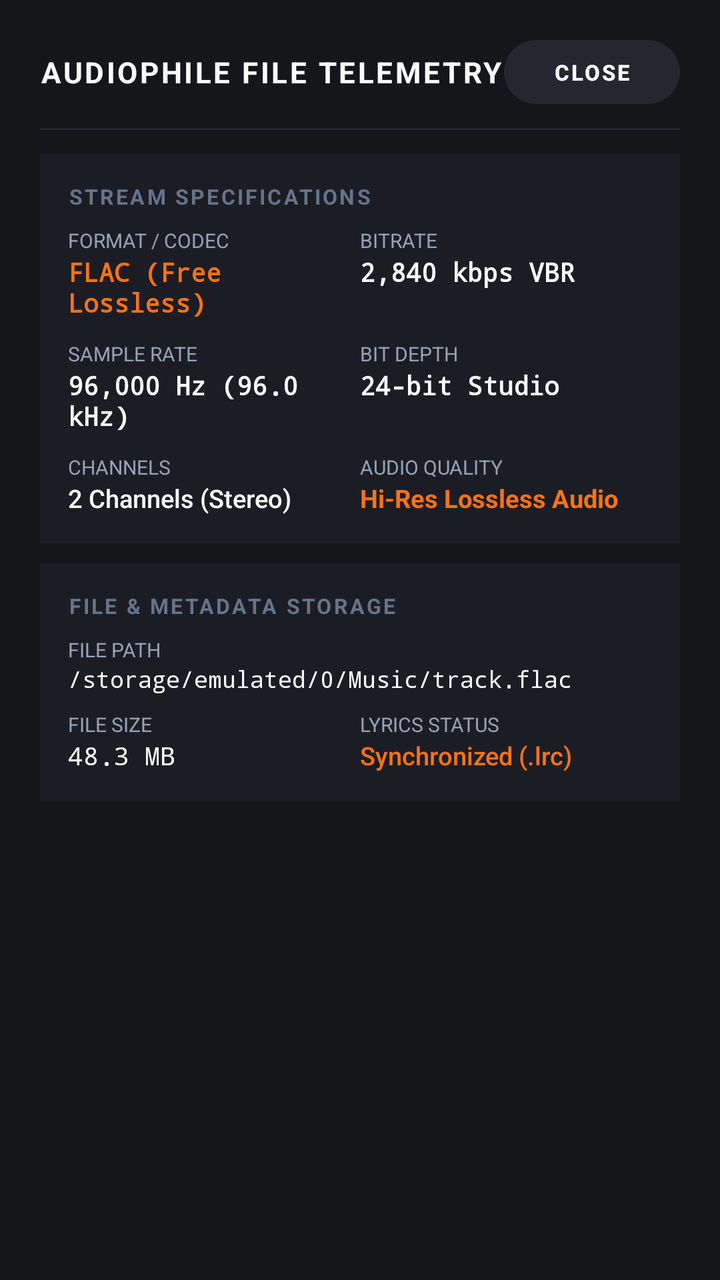
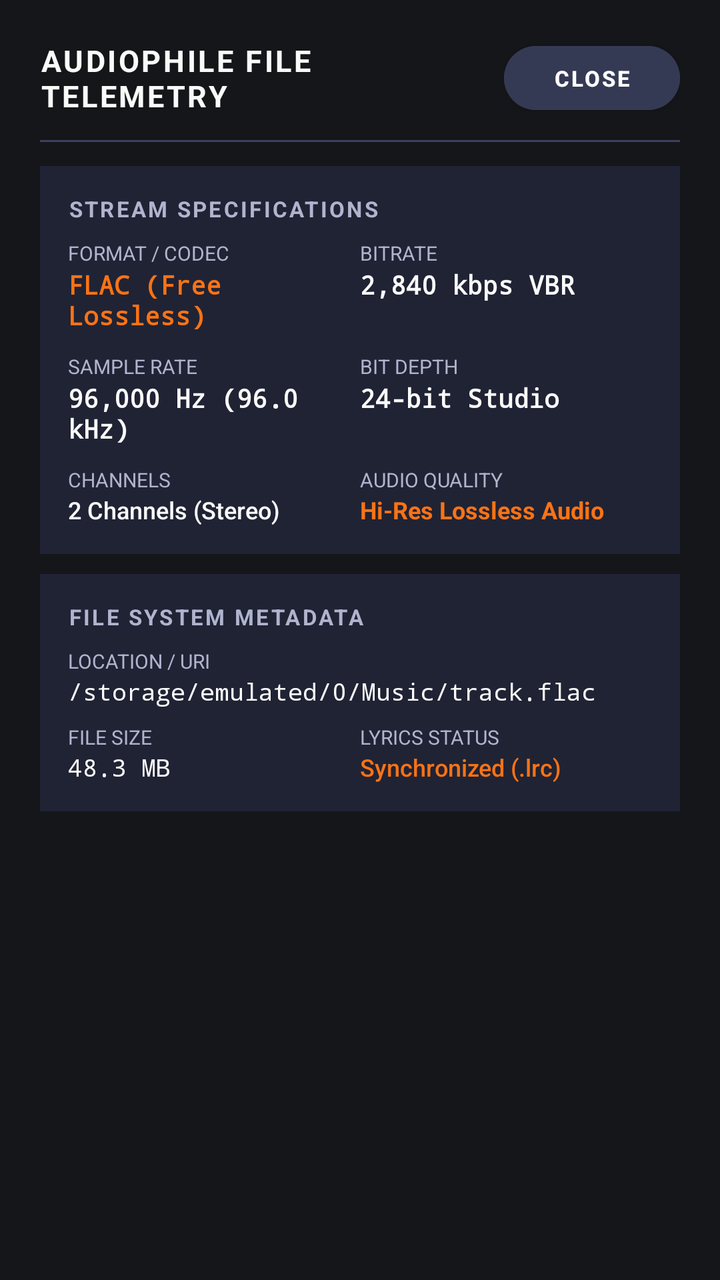

Compare the two renders of this Android layout. The source of the first and the diff that turns it into the second are given below.
<!-- AndroidManifest.xml: application theme Theme.Spindle -->
<!-- res/layout/dialog_file_specs.xml -->
<?xml version="1.0" encoding="utf-8"?>
<LinearLayout
    xmlns:android="http://schemas.android.com/apk/res/android"
    xmlns:app="http://schemas.android.com/apk/res-auto"
    android:layout_width="match_parent"
    android:layout_height="wrap_content"
    android:orientation="vertical"
    android:background="#15161A"
    android:padding="20dp">

    
    <LinearLayout
        android:layout_width="match_parent"
        android:layout_height="wrap_content"
        android:orientation="horizontal"
        android:gravity="center_vertical">

        <TextView
            android:layout_width="0dp"
            android:layout_height="wrap_content"
            android:layout_weight="1"
            android:text="AUDIOPHILE FILE TELEMETRY"
            android:textColor="@color/text_primary"
            android:textSize="14.5sp"
            android:textStyle="bold"
            android:letterSpacing="0.08" />

        <Button
            android:id="@+id/btnCloseSpecs"
            android:layout_width="wrap_content"
            android:layout_height="32dp"
            android:text="CLOSE"
            android:textSize="11sp"
            android:textStyle="bold"
            android:textColor="@color/white"
            android:backgroundTint="#242630"
            android:paddingHorizontal="14dp"
            android:insetTop="0dp"
            android:insetBottom="0dp"
            app:cornerRadius="16dp" />
    </LinearLayout>

    <View
        android:layout_width="match_parent"
        android:layout_height="1dp"
        android:background="#24262E"
        android:layout_marginVertical="12dp" />

    
    <LinearLayout
        android:layout_width="match_parent"
        android:layout_height="wrap_content"
        android:orientation="vertical"
        android:background="#1C1D24"
        android:padding="14dp">

        <TextView
            android:layout_width="wrap_content"
            android:layout_height="wrap_content"
            android:text="STREAM SPECIFICATIONS"
            android:textColor="#64748B"
            android:textSize="10.5sp"
            android:textStyle="bold"
            android:letterSpacing="0.1" />

        <LinearLayout
            android:layout_width="match_parent"
            android:layout_height="wrap_content"
            android:orientation="horizontal"
            android:layout_marginTop="8dp">

            <LinearLayout
                android:layout_width="0dp"
                android:layout_height="wrap_content"
                android:layout_weight="1"
                android:orientation="vertical">

                <TextView
                    android:layout_width="wrap_content"
                    android:layout_height="wrap_content"
                    android:text="FORMAT / CODEC"
                    android:textColor="#94A3B8"
                    android:textSize="10sp" />

                <TextView
                    android:id="@+id/tvSpecFormat"
                    android:layout_width="wrap_content"
                    android:layout_height="wrap_content"
                    android:text="FLAC (Free Lossless)"
                    android:textColor="@color/vfd_emerald"
                    android:textSize="13sp"
                    android:textStyle="bold"
                    android:fontFamily="monospace" />
            </LinearLayout>

            <LinearLayout
                android:layout_width="0dp"
                android:layout_height="wrap_content"
                android:layout_weight="1"
                android:orientation="vertical">

                <TextView
                    android:layout_width="wrap_content"
                    android:layout_height="wrap_content"
                    android:text="BITRATE"
                    android:textColor="#94A3B8"
                    android:textSize="10sp" />

                <TextView
                    android:id="@+id/tvSpecBitrate"
                    android:layout_width="wrap_content"
                    android:layout_height="wrap_content"
                    android:text="2,840 kbps VBR"
                    android:textColor="@color/text_primary"
                    android:textSize="13sp"
                    android:textStyle="bold"
                    android:fontFamily="monospace" />
            </LinearLayout>
        </LinearLayout>

        <LinearLayout
            android:layout_width="match_parent"
            android:layout_height="wrap_content"
            android:orientation="horizontal"
            android:layout_marginTop="10dp">

            <LinearLayout
                android:layout_width="0dp"
                android:layout_height="wrap_content"
                android:layout_weight="1"
                android:orientation="vertical">

                <TextView
                    android:layout_width="wrap_content"
                    android:layout_height="wrap_content"
                    android:text="SAMPLE RATE"
                    android:textColor="#94A3B8"
                    android:textSize="10sp" />

                <TextView
                    android:id="@+id/tvSpecSampleRate"
                    android:layout_width="wrap_content"
                    android:layout_height="wrap_content"
                    android:text="96,000 Hz (96.0 kHz)"
                    android:textColor="@color/text_primary"
                    android:textSize="13sp"
                    android:textStyle="bold"
                    android:fontFamily="monospace" />
            </LinearLayout>

            <LinearLayout
                android:layout_width="0dp"
                android:layout_height="wrap_content"
                android:layout_weight="1"
                android:orientation="vertical">

                <TextView
                    android:layout_width="wrap_content"
                    android:layout_height="wrap_content"
                    android:text="BIT DEPTH"
                    android:textColor="#94A3B8"
                    android:textSize="10sp" />

                <TextView
                    android:id="@+id/tvSpecBitDepth"
                    android:layout_width="wrap_content"
                    android:layout_height="wrap_content"
                    android:text="24-bit Studio"
                    android:textColor="@color/text_primary"
                    android:textSize="13sp"
                    android:textStyle="bold"
                    android:fontFamily="monospace" />
            </LinearLayout>
        </LinearLayout>

        <LinearLayout
            android:layout_width="match_parent"
            android:layout_height="wrap_content"
            android:orientation="horizontal"
            android:layout_marginTop="10dp">

            <LinearLayout
                android:layout_width="0dp"
                android:layout_height="wrap_content"
                android:layout_weight="1"
                android:orientation="vertical">

                <TextView
                    android:layout_width="wrap_content"
                    android:layout_height="wrap_content"
                    android:text="CHANNELS"
                    android:textColor="#94A3B8"
                    android:textSize="10sp" />

                <TextView
                    android:id="@+id/tvSpecChannels"
                    android:layout_width="wrap_content"
                    android:layout_height="wrap_content"
                    android:text="2 Channels (Stereo)"
                    android:textColor="@color/text_primary"
                    android:textSize="12.5sp"
                    android:fontFamily="sans-serif-medium" />
            </LinearLayout>

            <LinearLayout
                android:layout_width="0dp"
                android:layout_height="wrap_content"
                android:layout_weight="1"
                android:orientation="vertical">

                <TextView
                    android:layout_width="wrap_content"
                    android:layout_height="wrap_content"
                    android:text="AUDIO QUALITY"
                    android:textColor="#94A3B8"
                    android:textSize="10sp" />

                <TextView
                    android:id="@+id/tvSpecQuality"
                    android:layout_width="wrap_content"
                    android:layout_height="wrap_content"
                    android:text="Hi-Res Lossless Audio"
                    android:textColor="@color/vfd_emerald"
                    android:textSize="12.5sp"
                    android:textStyle="bold" />
            </LinearLayout>
        </LinearLayout>
    </LinearLayout>

    
    <LinearLayout
        android:layout_width="match_parent"
        android:layout_height="wrap_content"
        android:orientation="vertical"
        android:background="#1C1D24"
        android:padding="14dp"
        android:layout_marginTop="10dp">

        <TextView
            android:layout_width="wrap_content"
            android:layout_height="wrap_content"
            android:text="FILE &amp; METADATA STORAGE"
            android:textColor="#64748B"
            android:textSize="10.5sp"
            android:textStyle="bold"
            android:letterSpacing="0.1" />

        <TextView
            android:layout_width="wrap_content"
            android:layout_height="wrap_content"
            android:text="FILE PATH"
            android:textColor="#94A3B8"
            android:textSize="10sp"
            android:layout_marginTop="8dp" />

        <TextView
            android:id="@+id/tvSpecPath"
            android:layout_width="match_parent"
            android:layout_height="wrap_content"
            android:text="/storage/emulated/0/Music/track.flac"
            android:textColor="@color/text_primary"
            android:textSize="11.5sp"
            android:fontFamily="monospace"
            android:ellipsize="middle"
            android:singleLine="true" />

        <LinearLayout
            android:layout_width="match_parent"
            android:layout_height="wrap_content"
            android:orientation="horizontal"
            android:layout_marginTop="8dp">

            <LinearLayout
                android:layout_width="0dp"
                android:layout_height="wrap_content"
                android:layout_weight="1"
                android:orientation="vertical">

                <TextView
                    android:layout_width="wrap_content"
                    android:layout_height="wrap_content"
                    android:text="FILE SIZE"
                    android:textColor="#94A3B8"
                    android:textSize="10sp" />

                <TextView
                    android:id="@+id/tvSpecSize"
                    android:layout_width="wrap_content"
                    android:layout_height="wrap_content"
                    android:text="48.3 MB"
                    android:textColor="@color/text_primary"
                    android:textSize="12.5sp"
                    android:fontFamily="monospace" />
            </LinearLayout>

            <LinearLayout
                android:layout_width="0dp"
                android:layout_height="wrap_content"
                android:layout_weight="1"
                android:orientation="vertical">

                <TextView
                    android:layout_width="wrap_content"
                    android:layout_height="wrap_content"
                    android:text="LYRICS STATUS"
                    android:textColor="#94A3B8"
                    android:textSize="10sp" />

                <TextView
                    android:id="@+id/tvSpecLyrics"
                    android:layout_width="wrap_content"
                    android:layout_height="wrap_content"
                    android:text="Synchronized (.lrc)"
                    android:textColor="@color/vfd_emerald"
                    android:textSize="12.5sp"
                    android:fontFamily="sans-serif-medium" />
            </LinearLayout>
        </LinearLayout>
    </LinearLayout>

</LinearLayout>
<!-- resources referenced by this layout -->
<resources>
  <color name="text_primary">#FAFAF9</color>
  <color name="vfd_emerald">#F97316</color>
  <color name="white">#FFFFFFFF</color>
  <style name="Theme.Spindle" parent="Theme.MaterialComponents.DayNight.NoActionBar">
          <item name="colorPrimary">@color/wm2_red</item>
          <item name="colorPrimaryVariant">@color/wm2_red_dark</item>
          <item name="colorOnPrimary">@color/white</item>
          <item name="colorSecondary">@color/wm2_silver_dial</item>
          <item name="colorSecondaryVariant">@color/wm2_bezel_black</item>
          <item name="colorOnSecondary">@color/black</item>
          <item name="android:statusBarColor">@color/surface_dark</item>
          <item name="android:navigationBarColor">@color/surface_dark</item>
          <item name="android:windowBackground">@color/surface_dark</item>
      </style>
  <color name="wm2_red">#F97316</color>
  <color name="wm2_red_dark">#EA580C</color>
  <color name="wm2_silver_dial">#FAFAF9</color>
  <color name="wm2_bezel_black">#2A2E45</color>
  <color name="black">#FF000000</color>
  <color name="surface_dark">#2A2E45</color>
</resources>

<!-- the commit's change to res/layout/dialog_file_specs.xml (unified diff, before → after) -->
@@ -5,7 +5,7 @@
     android:layout_width="match_parent"
     android:layout_height="wrap_content"
     android:orientation="vertical"
-    android:background="#15161A"
+    android:background="@color/surface_container"
     android:padding="20dp">
 
     
@@ -19,9 +19,9 @@
             android:layout_width="0dp"
             android:layout_height="wrap_content"
             android:layout_weight="1"
-            android:text="AUDIOPHILE FILE TELEMETRY"
+            android:text="@string/specs_title"
             android:textColor="@color/text_primary"
-            android:textSize="14.5sp"
+            android:textSize="15sp"
             android:textStyle="bold"
             android:letterSpacing="0.08" />
 
@@ -29,11 +29,11 @@
             android:id="@+id/btnCloseSpecs"
             android:layout_width="wrap_content"
             android:layout_height="32dp"
-            android:text="CLOSE"
+            android:text="@string/action_close"
             android:textSize="11sp"
             android:textStyle="bold"
             android:textColor="@color/white"
-            android:backgroundTint="#242630"
+            android:backgroundTint="@color/surface_elevated"
             android:paddingHorizontal="14dp"
             android:insetTop="0dp"
             android:insetBottom="0dp"
@@ -43,7 +43,7 @@
     <View
         android:layout_width="match_parent"
         android:layout_height="1dp"
-        android:background="#24262E"
+        android:background="@color/divider"
         android:layout_marginVertical="12dp" />
 
     
@@ -51,15 +51,15 @@
         android:layout_width="match_parent"
         android:layout_height="wrap_content"
         android:orientation="vertical"
-        android:background="#1C1D24"
+        android:background="@color/surface_card"
         android:padding="14dp">
 
         <TextView
             android:layout_width="wrap_content"
             android:layout_height="wrap_content"
-            android:text="STREAM SPECIFICATIONS"
-            android:textColor="#64748B"
-            android:textSize="10.5sp"
+            android:text="@string/specs_stream_header"
+            android:textColor="@color/text_secondary"
+            android:textSize="11sp"
             android:textStyle="bold"
             android:letterSpacing="0.1" />
 
@@ -78,8 +78,8 @@
                 <TextView
                     android:layout_width="wrap_content"
                     android:layout_height="wrap_content"
-                    android:text="FORMAT / CODEC"
-                    android:textColor="#94A3B8"
+                    android:text="@string/specs_format_codec"
+                    android:textColor="@color/text_secondary"
                     android:textSize="10sp" />
 
                 <TextView
@@ -102,8 +102,8 @@
                 <TextView
                     android:layout_width="wrap_content"
                     android:layout_height="wrap_content"
-                    android:text="BITRATE"
-                    android:textColor="#94A3B8"
+                    android:text="@string/specs_bitrate"
+                    android:textColor="@color/text_secondary"
                     android:textSize="10sp" />
 
                 <TextView
@@ -133,8 +133,8 @@
                 <TextView
                     android:layout_width="wrap_content"
                     android:layout_height="wrap_content"
-                    android:text="SAMPLE RATE"
-                    android:textColor="#94A3B8"
+                    android:text="@string/specs_sample_rate"
+                    android:textColor="@color/text_secondary"
                     android:textSize="10sp" />
 
                 <TextView
@@ -157,8 +157,8 @@
                 <TextView
                     android:layout_width="wrap_content"
                     android:layout_height="wrap_content"
-                    android:text="BIT DEPTH"
-                    android:textColor="#94A3B8"
+                    android:text="@string/specs_bit_depth"
+                    android:textColor="@color/text_secondary"
                     android:textSize="10sp" />
 
                 <TextView
@@ -188,8 +188,8 @@
                 <TextView
                     android:layout_width="wrap_content"
                     android:layout_height="wrap_content"
-                    android:text="CHANNELS"
-                    android:textColor="#94A3B8"
+                    android:text="@string/specs_channels"
+                    android:textColor="@color/text_secondary"
                     android:textSize="10sp" />
 
                 <TextView
@@ -198,7 +198,7 @@
                     android:layout_height="wrap_content"
                     android:text="2 Channels (Stereo)"
                     android:textColor="@color/text_primary"
-                    android:textSize="12.5sp"
+                    android:textSize="12sp"
                     android:fontFamily="sans-serif-medium" />
             </LinearLayout>
 
@@ -212,7 +212,7 @@
                     android:layout_width="wrap_content"
                     android:layout_height="wrap_content"
                     android:text="AUDIO QUALITY"
-                    android:textColor="#94A3B8"
+                    android:textColor="@color/text_secondary"
                     android:textSize="10sp" />
 
                 <TextView
@@ -221,7 +221,7 @@
                     android:layout_height="wrap_content"
                     android:text="Hi-Res Lossless Audio"
                     android:textColor="@color/vfd_emerald"
-                    android:textSize="12.5sp"
+                    android:textSize="12sp"
                     android:textStyle="bold" />
             </LinearLayout>
         </LinearLayout>
@@ -232,24 +232,24 @@
         android:layout_width="match_parent"
         android:layout_height="wrap_content"
         android:orientation="vertical"
-        android:background="#1C1D24"
+        android:background="@color/surface_card"
         android:padding="14dp"
         android:layout_marginTop="10dp">
 
         <TextView
             android:layout_width="wrap_content"
             android:layout_height="wrap_content"
-            android:text="FILE &amp; METADATA STORAGE"
-            android:textColor="#64748B"
-            android:textSize="10.5sp"
+            android:text="@string/specs_fs_header"
+            android:textColor="@color/text_secondary"
+            android:textSize="11sp"
             android:textStyle="bold"
             android:letterSpacing="0.1" />
 
         <TextView
             android:layout_width="wrap_content"
             android:layout_height="wrap_content"
-            android:text="FILE PATH"
-            android:textColor="#94A3B8"
+            android:text="@string/specs_location_uri"
+            android:textColor="@color/text_secondary"
             android:textSize="10sp"
             android:layout_marginTop="8dp" />
 
@@ -259,7 +259,7 @@
             android:layout_height="wrap_content"
             android:text="/storage/emulated/0/Music/track.flac"
             android:textColor="@color/text_primary"
-            android:textSize="11.5sp"
+            android:textSize="12sp"
             android:fontFamily="monospace"
             android:ellipsize="middle"
             android:singleLine="true" />
@@ -279,8 +279,8 @@
                 <TextView
                     android:layout_width="wrap_content"
                     android:layout_height="wrap_content"
-                    android:text="FILE SIZE"
-                    android:textColor="#94A3B8"
+                    android:text="@string/specs_file_size"
+                    android:textColor="@color/text_secondary"
                     android:textSize="10sp" />
 
                 <TextView
@@ -289,7 +289,7 @@
                     android:layout_height="wrap_content"
                     android:text="48.3 MB"
                     android:textColor="@color/text_primary"
-                    android:textSize="12.5sp"
+                    android:textSize="12sp"
                     android:fontFamily="monospace" />
             </LinearLayout>
 
@@ -303,7 +303,7 @@
                     android:layout_width="wrap_content"
                     android:layout_height="wrap_content"
                     android:text="LYRICS STATUS"
-                    android:textColor="#94A3B8"
+                    android:textColor="@color/text_secondary"
                     android:textSize="10sp" />
 
                 <TextView
@@ -312,7 +312,7 @@
                     android:layout_height="wrap_content"
                     android:text="Synchronized (.lrc)"
                     android:textColor="@color/vfd_emerald"
-                    android:textSize="12.5sp"
+                    android:textSize="12sp"
                     android:fontFamily="sans-serif-medium" />
             </LinearLayout>
         </LinearLayout>
<!-- resource entries referenced after the edit -->
@@ -1,23 +1,39 @@
 <!-- resources referenced by this layout -->
 <resources>
+  <color name="divider">#3B405D</color>
+  <color name="surface_card">#202334</color>
+  <color name="surface_container">#15161A</color>
+  <color name="surface_elevated">#353A54</color>
   <color name="text_primary">#FAFAF9</color>
+  <color name="text_secondary">#B0B4CE</color>
   <color name="vfd_emerald">#F97316</color>
   <color name="white">#FFFFFFFF</color>
+  <string name="action_close">CLOSE</string>
+  <string name="specs_bit_depth">BIT DEPTH</string>
+  <string name="specs_bitrate">BITRATE</string>
+  <string name="specs_channels">CHANNELS</string>
+  <string name="specs_file_size">FILE SIZE</string>
+  <string name="specs_format_codec">FORMAT / CODEC</string>
+  <string name="specs_fs_header">FILE SYSTEM METADATA</string>
+  <string name="specs_location_uri">LOCATION / URI</string>
+  <string name="specs_sample_rate">SAMPLE RATE</string>
+  <string name="specs_stream_header">STREAM SPECIFICATIONS</string>
+  <string name="specs_title">AUDIOPHILE FILE TELEMETRY</string>
   <style name="Theme.Spindle" parent="Theme.MaterialComponents.DayNight.NoActionBar">
-          <item name="colorPrimary">@color/wm2_red</item>
-          <item name="colorPrimaryVariant">@color/wm2_red_dark</item>
+          <item name="colorPrimary">@color/metal81_red</item>
+          <item name="colorPrimaryVariant">@color/metal81_red_dark</item>
           <item name="colorOnPrimary">@color/white</item>
-          <item name="colorSecondary">@color/wm2_silver_dial</item>
-          <item name="colorSecondaryVariant">@color/wm2_bezel_black</item>
+          <item name="colorSecondary">@color/metal81_silver_dial</item>
+          <item name="colorSecondaryVariant">@color/metal81_bezel_black</item>
           <item name="colorOnSecondary">@color/black</item>
           <item name="android:statusBarColor">@color/surface_dark</item>
           <item name="android:navigationBarColor">@color/surface_dark</item>
           <item name="android:windowBackground">@color/surface_dark</item>
       </style>
-  <color name="wm2_red">#F97316</color>
-  <color name="wm2_red_dark">#EA580C</color>
-  <color name="wm2_silver_dial">#FAFAF9</color>
-  <color name="wm2_bezel_black">#2A2E45</color>
+  <color name="metal81_red">#F97316</color>
+  <color name="metal81_red_dark">#EA580C</color>
+  <color name="metal81_silver_dial">#FAFAF9</color>
+  <color name="metal81_bezel_black">#2A2E45</color>
   <color name="black">#FF000000</color>
   <color name="surface_dark">#2A2E45</color>
 </resources>
